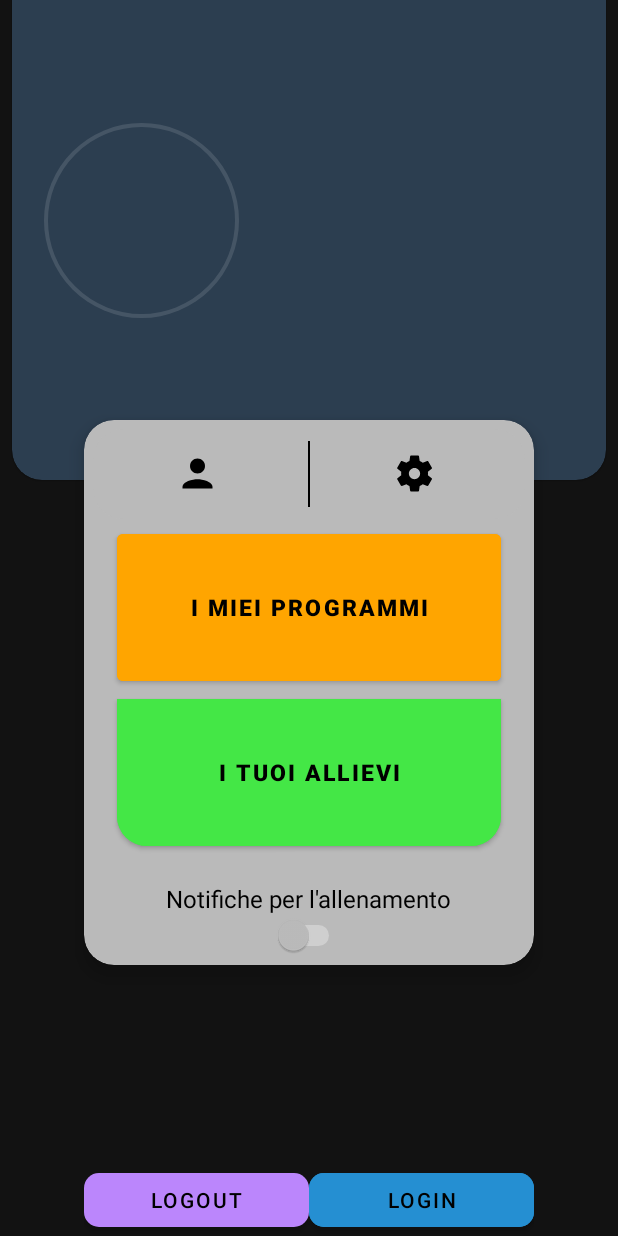
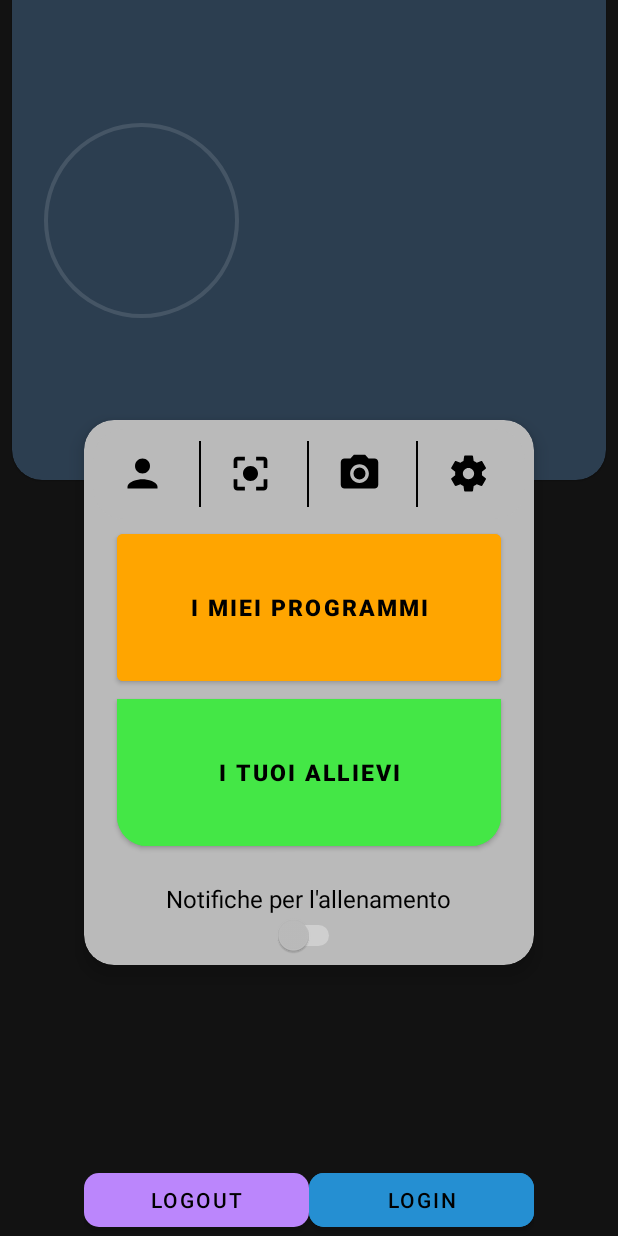
Before and after one commit to Tom-271/PROGETTO_CAZZO_PORCATROIA, an Android app: the layout fragment_account.xml on its own in the app's theme, with its tools: preview values and no code run, on a phone screen of 412 x 824 dp. Run offline under Robolectric (Android 15) with nearby library versions, the phone set to English and light mode, and no system bars.

Commit message:
QR FATTO

```diff
--- /dev/null
+++ b/app/src/main/res/drawable/fotocamera.xml
@@ -0,0 +1,7 @@
+<vector xmlns:android="http://schemas.android.com/apk/res/android" android:height="24dp" android:tint="#000000" android:viewportHeight="24" android:viewportWidth="24" android:width="24dp">
+
+    <path android:fillColor="@android:color/white" android:pathData="M12,12m-3.2,0a3.2,3.2 0,1 1,6.4 0a3.2,3.2 0,1 1,-6.4 0"/>
+
+    <path android:fillColor="@android:color/white" android:pathData="M9,2L7.17,4L4,4c-1.1,0 -2,0.9 -2,2v12c0,1.1 0.9,2 2,2h16c1.1,0 2,-0.9 2,-2L22,6c0,-1.1 -0.9,-2 -2,-2h-3.17L15,2L9,2zM12,17c-2.76,0 -5,-2.24 -5,-5s2.24,-5 5,-5 5,2.24 5,5 -2.24,5 -5,5z"/>
+
+</vector>
--- /dev/null
+++ b/app/src/main/res/drawable/inquadrami.xml
@@ -0,0 +1,5 @@
+<vector xmlns:android="http://schemas.android.com/apk/res/android" android:height="24dp" android:tint="#000000" android:viewportHeight="24" android:viewportWidth="24" android:width="24dp">
+
+    <path android:fillColor="@android:color/white" android:pathData="M12,8c-2.21,0 -4,1.79 -4,4s1.79,4 4,4 4,-1.79 4,-4 -1.79,-4 -4,-4zM5,15L3,15v4c0,1.1 0.9,2 2,2h4v-2L5,19v-4zM5,5h4L9,3L5,3c-1.1,0 -2,0.9 -2,2v4h2L5,5zM19,3h-4v2h4v4h2L21,5c0,-1.1 -0.9,-2 -2,-2zM19,19h-4v2h4c1.1,0 2,-0.9 2,-2v-4h-2v4z"/>
+
+</vector>
--- a/app/src/main/res/layout/fragment_account.xml
+++ b/app/src/main/res/layout/fragment_account.xml
@@ -1,3 +1,4 @@
+<?xml version="1.0" encoding="utf-8"?>
 <layout xmlns:android="http://schemas.android.com/apk/res/android"
     xmlns:app="http://schemas.android.com/apk/res-auto"
     xmlns:tools="http://schemas.android.com/tools">
@@ -202,8 +203,34 @@
                             app:iconSize="30dp"
                             app:iconGravity="textStart"
                             android:enabled="@{vm.isLoggedIn}"
+                            android:alpha="@{vm.isLoggedIn ? 1f : 0.4f}" />
+
+                        <com.google.android.material.button.MaterialButton
+                            android:id="@+id/buttonQr"
+                            style="@style/Widget.MaterialComponents.Button.TextButton"
+                            android:layout_width="0dp"
+                            android:layout_height="wrap_content"
+                            android:layout_weight="1"
+                            app:icon="@drawable/inquadrami"
+                            app:iconTint="@android:color/black"
+                            app:iconSize="30dp"
+                            app:iconGravity="textStart"
+                            android:enabled="@{vm.isLoggedIn}"
+                            android:alpha="@{vm.isLoggedIn ? 1f : 0.4f}" />
+
+                        <com.google.android.material.button.MaterialButton
+                            android:id="@+id/buttonCamera"
+                            style="@style/Widget.MaterialComponents.Button.TextButton"
+                            android:layout_width="0dp"
+                            android:layout_height="wrap_content"
+                            android:layout_weight="1"
+                            app:icon="@drawable/fotocamera"
+                            app:iconTint="@android:color/black"
+                            app:iconSize="30dp"
+                            app:iconGravity="textStart"
+                            android:enabled="@{vm.isLoggedIn}"
                             android:alpha="@{vm.isLoggedIn ? 1f : 0.4f}"
-                            android:onClick="@{() -> navController.navigate(R.id.action_account_to_UserData)}" />
+                            android:visibility="@{vm.isLoggedIn ? View.VISIBLE : View.GONE}" />
 
                         <com.google.android.material.button.MaterialButton
                             android:id="@+id/impostazioni"
@@ -219,6 +246,7 @@
                             android:alpha="@{vm.isLoggedIn ? 1f : 0.4f}"
                             android:onClick="@{() -> vm.onSettingsClick()}"
                             android:visibility="@{vm.isLoggedIn ? View.VISIBLE : View.GONE}" />
+
                     </LinearLayout>
                 </com.google.android.material.card.MaterialCardView>
 
@@ -239,7 +267,6 @@
                     android:alpha="@{vm.isLoggedIn ? 1f : 0.4f}"
                     android:onClick="@{() -> navController.navigate(R.id.action_navigation_account_to_navigation_home)}" />
 
-                <!-- Trainer’s “I TUOI ALLIEVI” -->
                 <!-- Trainer’s “I TUOI ALLIEVI” -->
                 <com.google.android.material.button.MaterialButton
                     android:id="@+id/TrainerAllievs"
@@ -286,6 +313,17 @@
             </LinearLayout>
         </com.google.android.material.card.MaterialCardView>
 
+        <!-- ImageView per il QR (nascosto finché non viene generato) -->
+        <ImageView
+            android:id="@+id/imageViewQr"
+            android:layout_width="200dp"
+            android:layout_height="200dp"
+            android:visibility="gone"
+            app:layout_constraintTop_toBottomOf="@id/cardButtons"
+            app:layout_constraintStart_toStartOf="parent"
+            app:layout_constraintEnd_toEndOf="parent"
+            android:layout_marginTop="16dp"/>
+
         <!-- Bottom login/logout -->
         <LinearLayout
             android:id="@+id/bottomButtons"
--- a/app/src/main/res/layout/fragment_home.xml
+++ b/app/src/main/res/layout/fragment_home.xml
@@ -13,7 +13,6 @@
         android:layout_height="match_parent"
         android:fillViewport="true"
         android:paddingTop="?attr/actionBarSize">
-
 
         <!-- Interno Card: titolo, descrizione, data+stato -->
         <androidx.constraintlayout.widget.ConstraintLayout
```
Also changed, not shown: app/build.gradle.kts (+18 -18 lines), app/src/main/AndroidManifest.xml (+11 -4 lines), app/src/main/java/com/example/progetto_tosa/ui/account/AccountFragment.kt (+62 -15 lines), app/src/main/java/com/example/progetto_tosa/ui/account/AccountViewModel.kt (+29 -1 lines), app/src/main/java/com/example/progetto_tosa/ui/account/Allievi.kt (+42 -23 lines), app/src/main/java/com/example/progetto_tosa/ui/account/QrDialogFragment.kt (added, +55 -0 lines), app/src/main/java/com/example/progetto_tosa/ui/account/QrUtils.kt (added, +43 -0 lines), app/src/main/res/drawable/qrcode.xml (added, +47 -0 lines), app/src/main/res/drawable/qrcodeee.xml (added, +13 -0 lines), app/src/main/res/layout/fragment_qr_dialog.xml (added, +16 -0 lines), app/src/main/res/values/styles.xml (+8 -0 lines), app/src/main/res/drawable/qr.png (added).
